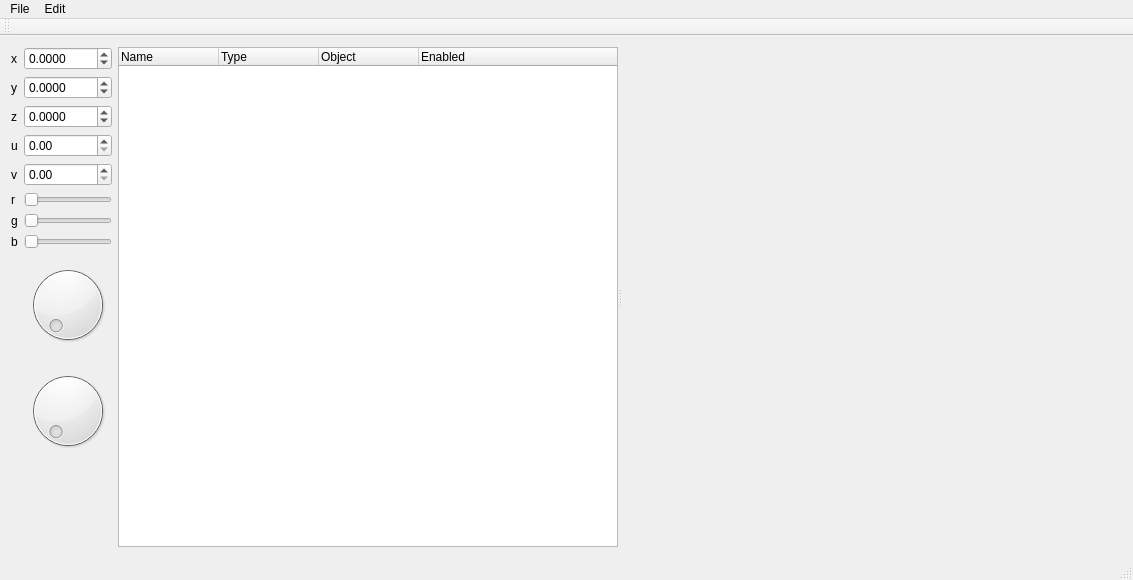
This is QtRGineModeller/mainwindow.ui in ricardobusta/harpia-game-engine as Qt 5 draws it before an edit. The edited form follows.
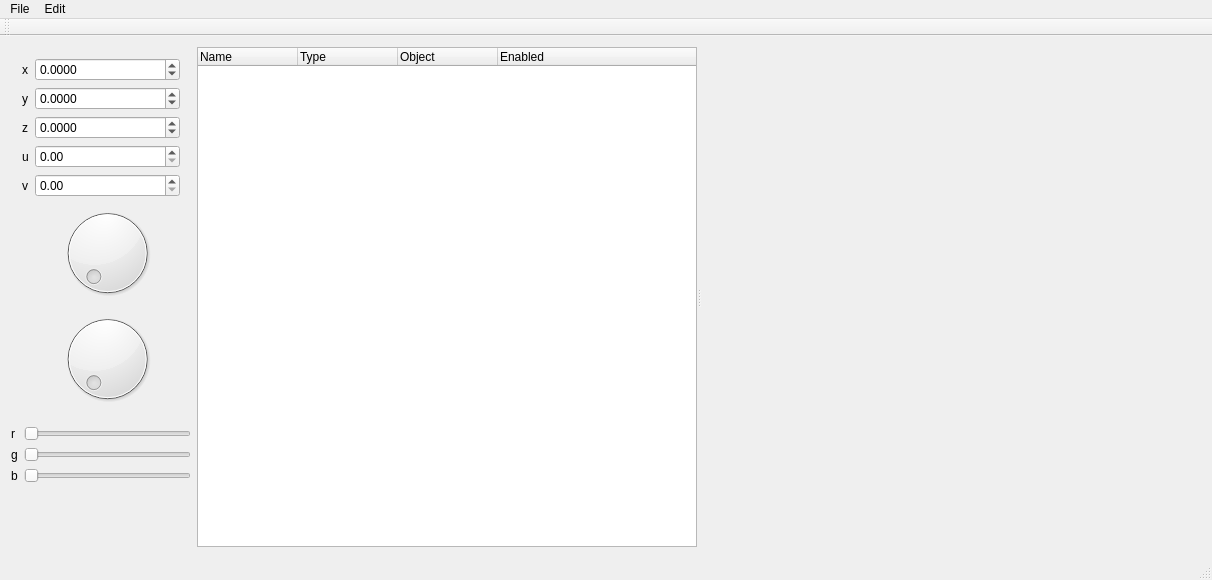
This is the edited form.

Diff of the .ui file:
```diff
--- a/QtRGineModeller/mainwindow.ui
+++ b/QtRGineModeller/mainwindow.ui
@@ -6,8 +6,8 @@
    <rect>
     <x>0</x>
     <y>0</y>
-    <width>1120</width>
-    <height>569</height>
+    <width>1212</width>
+    <height>571</height>
    </rect>
   </property>
   <property name="windowTitle">
@@ -16,7 +16,10 @@
   <widget class="QWidget" name="centralWidget">
    <layout class="QHBoxLayout" name="horizontalLayout">
     <item>
-     <layout class="QFormLayout" name="formLayout">
+     <layout class="QVBoxLayout" name="verticalLayout">
+      <item>
+       <widget class="QWidget" name="vertexEdit" native="true">
+        <layout class="QFormLayout" name="vertexEditLayout">
       <property name="fieldGrowthPolicy">
        <enum>QFormLayout::AllNonFixedFieldsGrow</enum>
       </property>
@@ -109,65 +112,75 @@
       <item row="4" column="1">
        <widget class="QDoubleSpinBox" name="doubleSpinBox_2"/>
       </item>
-      <item row="5" column="1">
-       <widget class="QSlider" name="sliderR">
-        <property name="maximum">
-         <number>255</number>
-        </property>
-        <property name="orientation">
-         <enum>Qt::Horizontal</enum>
-        </property>
-       </widget>
-      </item>
-      <item row="6" column="1">
-       <widget class="QSlider" name="sliderG">
-        <property name="maximum">
-         <number>255</number>
-        </property>
-        <property name="orientation">
-         <enum>Qt::Horizontal</enum>
-        </property>
-       </widget>
-      </item>
-      <item row="7" column="1">
-       <widget class="QSlider" name="sliderB">
-        <property name="maximum">
-         <number>255</number>
-        </property>
-        <property name="singleStep">
-         <number>0</number>
-        </property>
-        <property name="orientation">
-         <enum>Qt::Horizontal</enum>
-        </property>
+         <item row="8" column="1">
+          <widget class="QDial" name="dial"/>
+         </item>
+         <item row="9" column="1">
+          <widget class="QDial" name="dial_2"/>
+         </item>
+        </layout>
        </widget>
       </item>
-      <item row="5" column="0">
+      <item>
+       <layout class="QFormLayout" name="formLayout">
+        <property name="fieldGrowthPolicy">
+         <enum>QFormLayout::AllNonFixedFieldsGrow</enum>
+        </property>
+        <item row="0" column="0">
        <widget class="QLabel" name="label_6">
         <property name="text">
          <string>r</string>
         </property>
        </widget>
       </item>
-      <item row="6" column="0">
+        <item row="0" column="1">
+         <widget class="QSlider" name="sliderR">
+          <property name="maximum">
+           <number>255</number>
+          </property>
+          <property name="orientation">
+           <enum>Qt::Horizontal</enum>
+          </property>
+         </widget>
+        </item>
+        <item row="1" column="0">
        <widget class="QLabel" name="label_7">
         <property name="text">
          <string>g</string>
         </property>
        </widget>
       </item>
-      <item row="7" column="0">
+        <item row="1" column="1">
+         <widget class="QSlider" name="sliderG">
+          <property name="maximum">
+           <number>255</number>
+          </property>
+          <property name="orientation">
+           <enum>Qt::Horizontal</enum>
+          </property>
+         </widget>
+        </item>
+        <item row="2" column="0">
        <widget class="QLabel" name="label_8">
         <property name="text">
          <string>b</string>
         </property>
        </widget>
       </item>
-      <item row="8" column="1">
-       <widget class="QDial" name="dial"/>
-      </item>
-      <item row="9" column="1">
-       <widget class="QDial" name="dial_2"/>
+        <item row="2" column="1">
+         <widget class="QSlider" name="sliderB">
+          <property name="maximum">
+           <number>255</number>
+          </property>
+          <property name="singleStep">
+           <number>0</number>
+          </property>
+          <property name="orientation">
+           <enum>Qt::Horizontal</enum>
+          </property>
+         </widget>
+        </item>
+       </layout>
       </item>
      </layout>
     </item>
@@ -236,7 +249,7 @@
     <rect>
      <x>0</x>
      <y>0</y>
-     <width>1120</width>
+     <width>1212</width>
      <height>21</height>
     </rect>
    </property>
```
Lines whose indentation alone changed are shown as unchanged.
